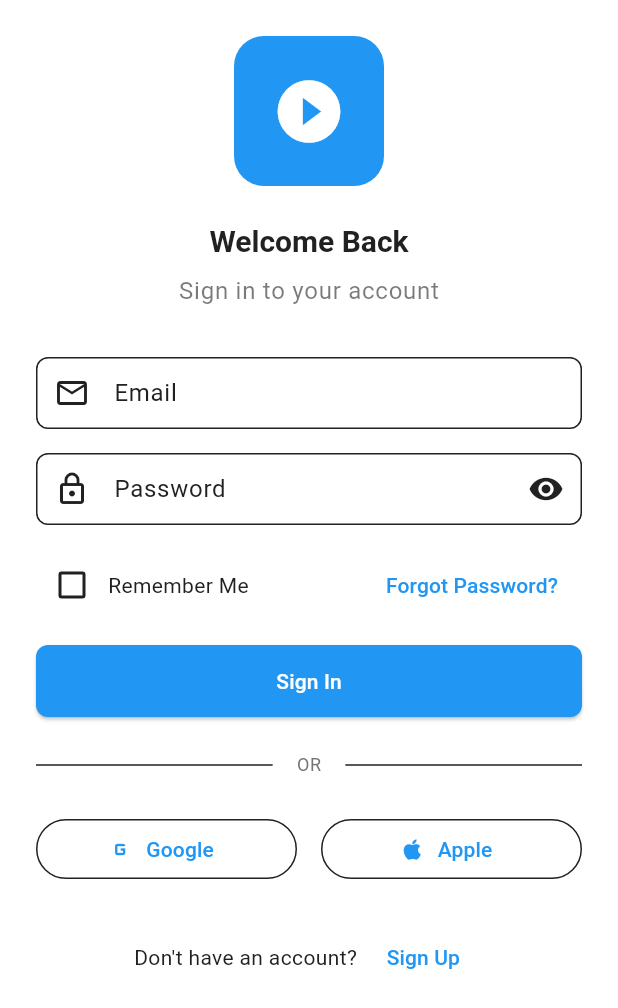
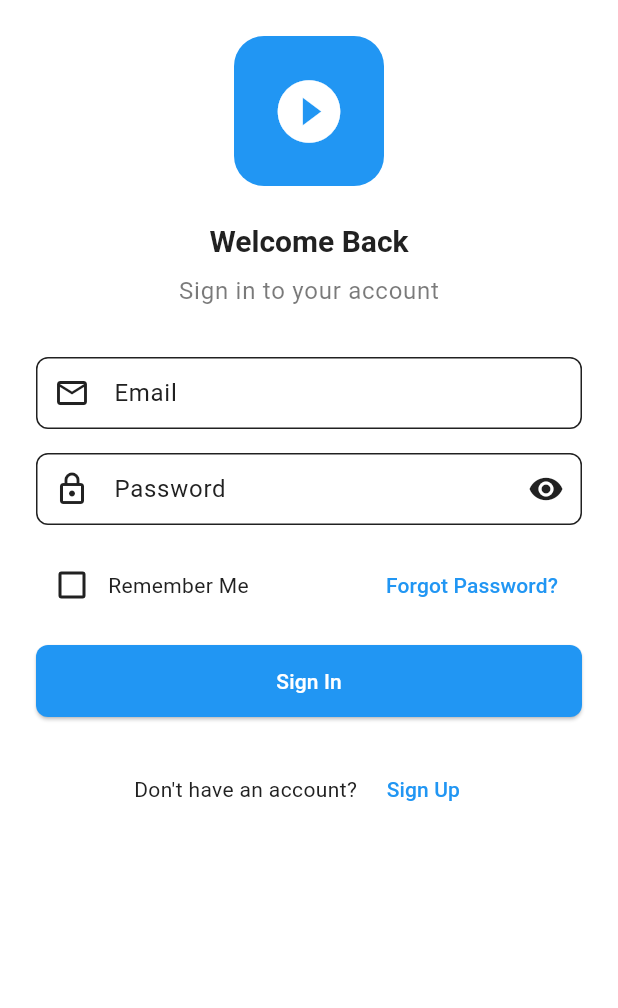
Before and after one commit to anhthoai/blue_video_app, a Flutter app: the screen it shows after launch, on a phone screen of 412 x 824 dp. Shown: the top 1008 px of the screen. Run offline on Flutter 3.47's test engine with Material 3 defaults, Android fonts, the phone set to English and light mode, and no system bars; our stand-ins replace audioplayers, cached_network_image, chewie, file_picker, firebase_messaging, flutter_dotenv and 13 more; missing offline and left inert: ffmpeg_kit_flutter_new; accounts and stored records are empty; project files that could hold a hidden picture were left out.

Commit message:
Refactor login and registration screens to hide future social login UI elements
- Comment out the divider and social login button sections in both login_screen.dart and register_screen.dart
- Prepare for future implementation of social login features while maintaining current UI structure

```diff
--- a/mobile-app/lib/screens/auth/login_screen.dart
+++ b/mobile-app/lib/screens/auth/login_screen.dart
@@ -172,49 +172,49 @@
 
                 const SizedBox(height: 24),
 
-                // Divider
-                Row(
-                  children: [
-                    const Expanded(child: Divider()),
-                    Padding(
-                      padding: const EdgeInsets.symmetric(horizontal: 16),
-                      child: Text(
-                        'OR',
-                        style: Theme.of(context).textTheme.bodySmall,
-                      ),
-                    ),
-                    const Expanded(child: Divider()),
-                  ],
-                ),
+                // Divider (Hidden - will be used when social login is implemented)
+                // Row(
+                //   children: [
+                //     const Expanded(child: Divider()),
+                //     Padding(
+                //       padding: const EdgeInsets.symmetric(horizontal: 16),
+                //       child: Text(
+                //         'OR',
+                //         style: Theme.of(context).textTheme.bodySmall,
+                //       ),
+                //     ),
+                //     const Expanded(child: Divider()),
+                //   ],
+                // ),
 
-                const SizedBox(height: 24),
+                // const SizedBox(height: 24),
 
-                // Social Login Buttons
-                Row(
-                  children: [
-                    Expanded(
-                      child: OutlinedButton.icon(
-                        onPressed: () {
-                          // Handle Google login
-                        },
-                        icon: const Icon(Icons.g_mobiledata),
-                        label: const Text('Google'),
-                      ),
-                    ),
-                    const SizedBox(width: 16),
-                    Expanded(
-                      child: OutlinedButton.icon(
-                        onPressed: () {
-                          // Handle Apple login
-                        },
-                        icon: const Icon(Icons.apple),
-                        label: const Text('Apple'),
-                      ),
-                    ),
-                  ],
-                ),
+                // Social Login Buttons (Hidden - will be implemented in future)
+                // Row(
+                //   children: [
+                //     Expanded(
+                //       child: OutlinedButton.icon(
+                //         onPressed: () {
+                //           // Handle Google login
+                //         },
+                //         icon: const Icon(Icons.g_mobiledata),
+                //         label: const Text('Google'),
+                //       ),
+                //     ),
+                //     const SizedBox(width: 16),
+                //     Expanded(
+                //       child: OutlinedButton.icon(
+                //         onPressed: () {
+                //           // Handle Apple login
+                //         },
+                //         icon: const Icon(Icons.apple),
+                //         label: const Text('Apple'),
+                //       ),
+                //     ),
+                //   ],
+                // ),
 
-                const SizedBox(height: 24),
+                // const SizedBox(height: 24),
 
                 // Sign Up Link
                 Row(
```
Also changed, not shown: mobile-app/lib/screens/auth/register_screen.dart (+40 -40 lines).
